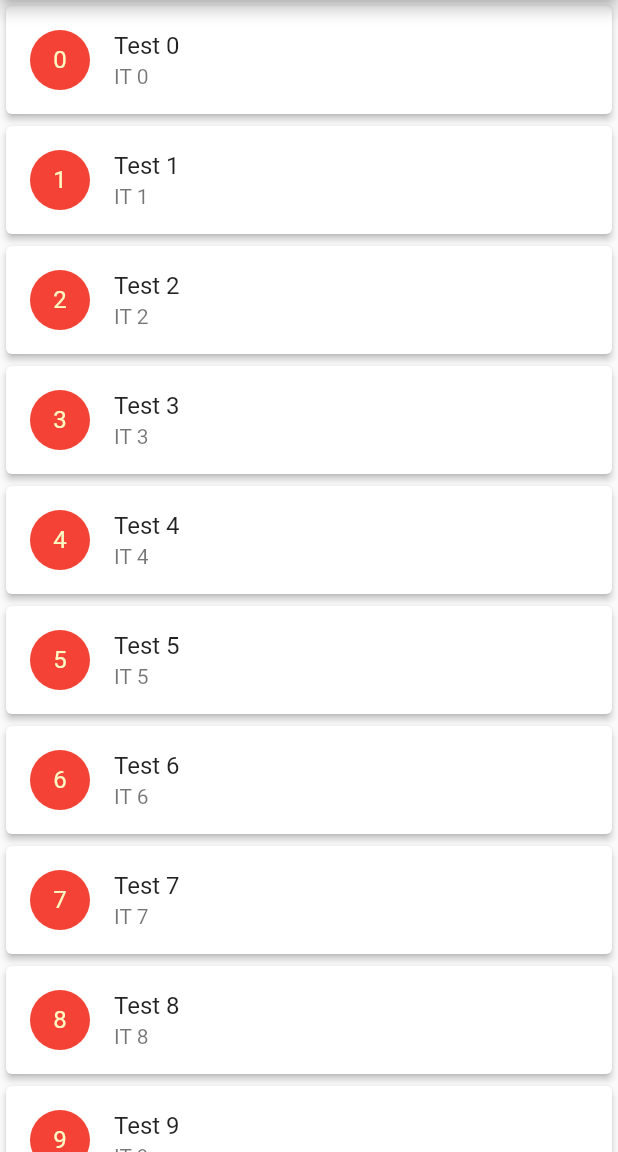
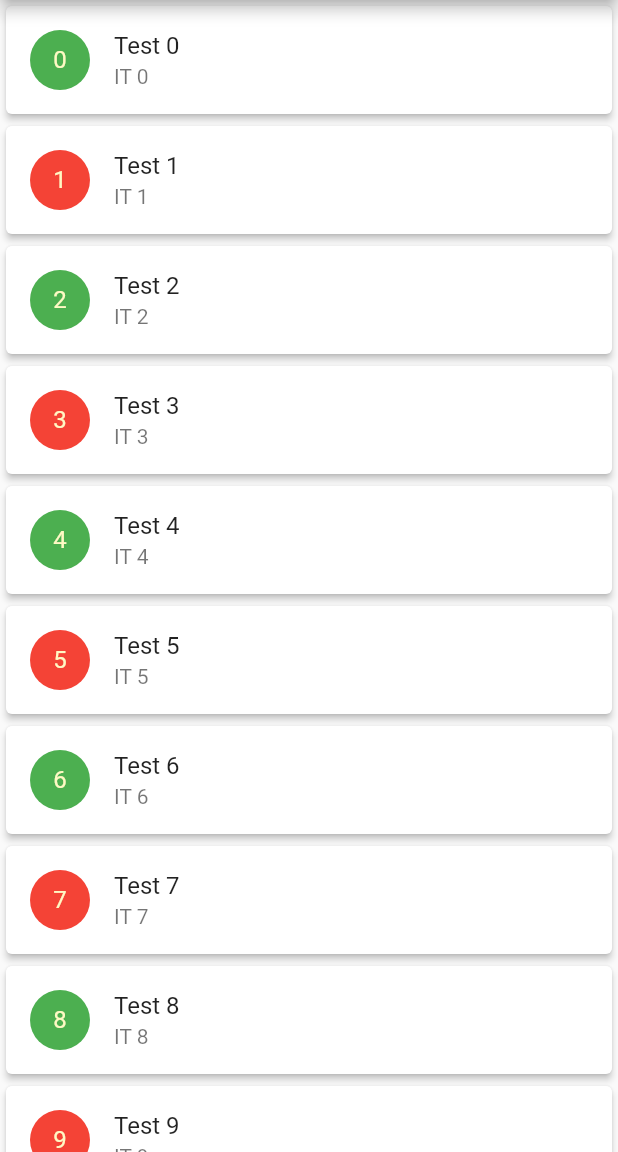
Before and after one commit to huubao2309/demo_control_flutter, a Flutter app: the screen it shows after launch, on a phone screen of 412 x 824 dp, the part 84-1236 px from its top. Run offline on Flutter 3.47's test engine with Material 2 defaults, Android fonts, the phone set to English and light mode, and no system bars; our stand-ins replace carousel_slider.

Commit message:
push change source ListView

```diff
--- a/control_flutter/lib/control_stateful_normal/listview_widgets.dart
+++ b/control_flutter/lib/control_stateful_normal/listview_widgets.dart
@@ -35,7 +35,7 @@ class _ListViewControlsState extends State<ListViewControls> {
           elevation: 2.0,
           child: ListTile(
             leading: CircleAvatar(
-              backgroundColor: Colors.red,
+              backgroundColor: getColor(position),
               child: Text(this.people[position].age.toString()),
             ),
             title: Text(this.people[position].name),
```
